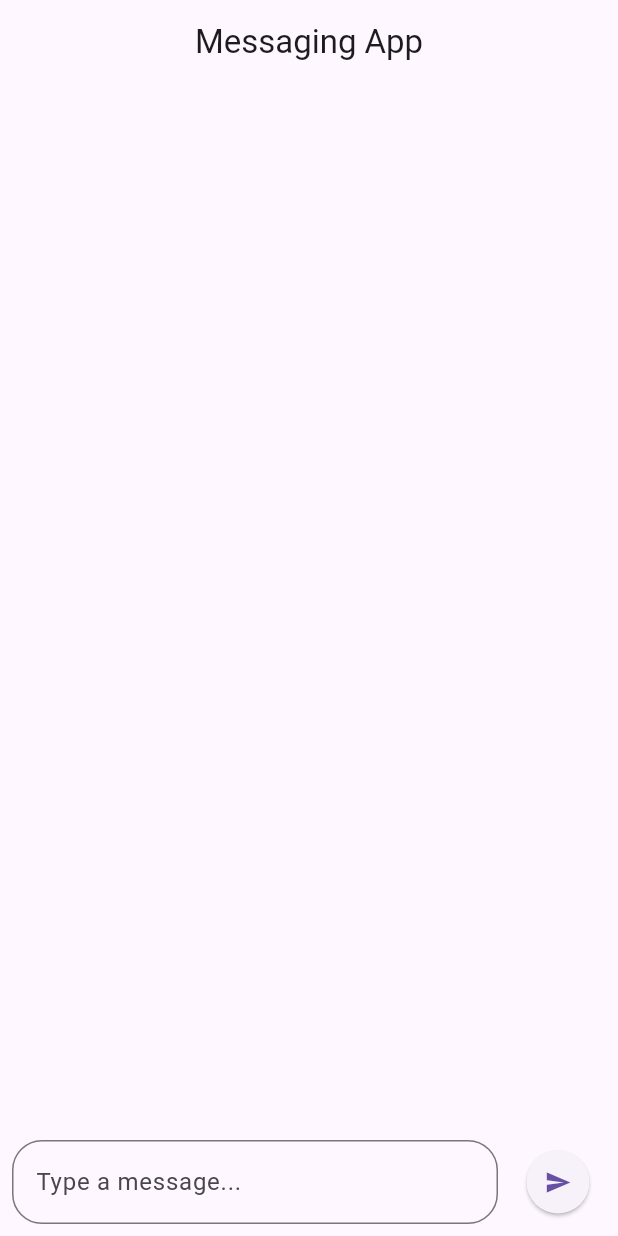
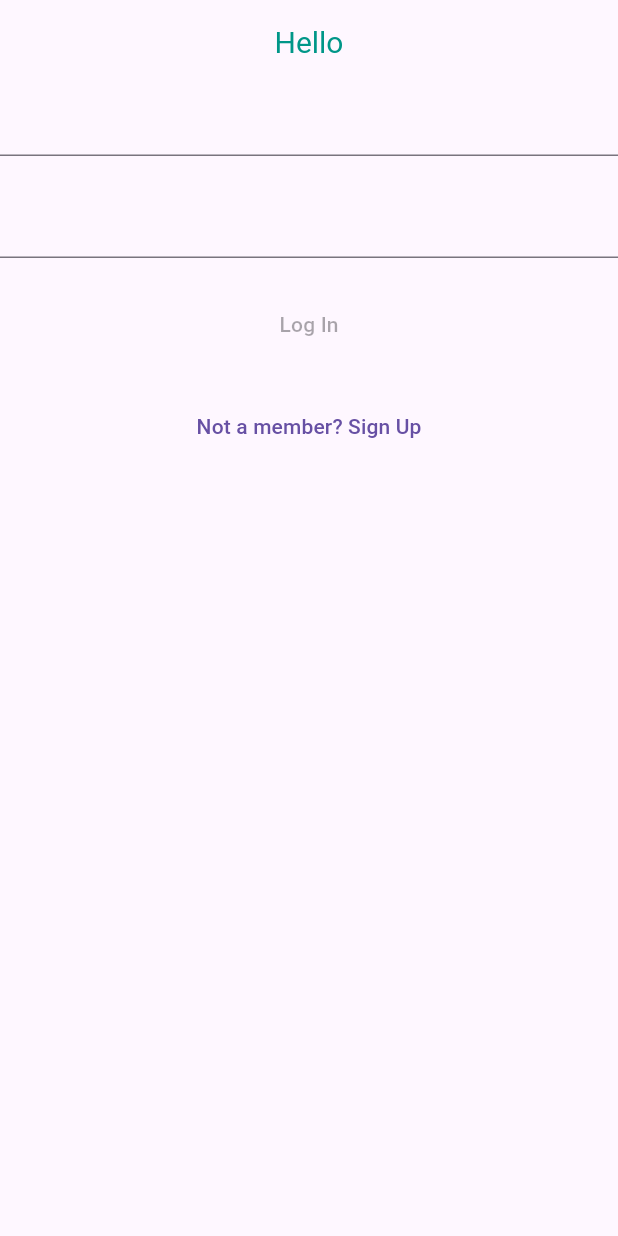
Before and after one commit to FloreaIoanaCristina/Mobile_Messaging_App_FE, a Flutter app: the screen it shows after launch, on a phone screen of 412 x 824 dp. Run offline on Flutter 3.47's test engine with Material 3 defaults, Android fonts, the light colour scheme and no system bars.

Commit message:
adaugat pagina login

```diff
--- /dev/null
+++ b/lib/log_in_page.dart
@@ -0,0 +1,51 @@
+import 'package:flutter/material.dart';
+
+import 'conversation_page.dart';
+
+class MessagingApp extends StatelessWidget {
+  @override
+  Widget build(BuildContext context) {
+    return MaterialApp(
+      debugShowCheckedModeBanner: false,
+      title: 'Messaging App',
+      theme: ThemeData(
+        primarySwatch: Colors.blue,
+      ),
+      home: LogInPage(),
+    );
+  }
+}
+
+class  LogInPage extends StatefulWidget {
+  @override
+  _LogInPageState createState() => _LogInPageState();
+}
+
+class _LogInPageState extends State<LogInPage> {
+
+
+
+  @override
+  Widget build(BuildContext context) {
+    return Scaffold(
+      appBar: AppBar(
+        title: Text('Hello'),
+        centerTitle: true,
+        titleTextStyle: TextStyle( color: Colors.teal, fontSize: 20)
+        ),
+      body: Column(
+        children: [
+          TextField(enabled: true,),
+          SizedBox(height:20),
+          TextField(enabled: true,),
+          SizedBox(height:20),
+          TextButton(onPressed: null,
+              child:Text('Log In')),
+          SizedBox(height:20),
+          TextButton(onPressed: () => Navigator.push(context, MaterialPageRoute(builder:(context) => new ChatPage())),
+              child:Text('Not a member? Sign Up'))
+        ],
+      )
+      );
+  }
+}
--- a/lib/main.dart
+++ b/lib/main.dart
@@ -1,8 +1,9 @@
 import 'package:flutter/material.dart';
 import 'package:messaging_mobile_app/conversation_page.dart';
+import 'log_in_page.dart';
 
 void main() {
-  runApp(ConversationPage());
+  runApp(MessagingApp());
 }
 
 class MyApp extends StatelessWidget {
```
Also changed, not shown: lib/sign_up_page.dart (added, +13 -0 lines).
